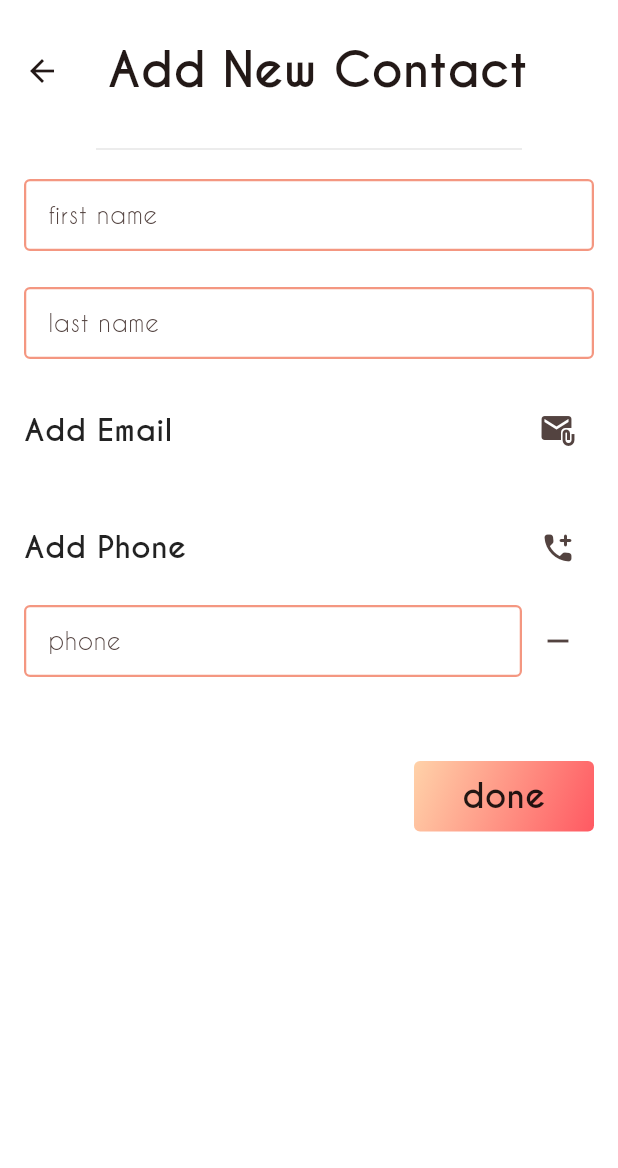
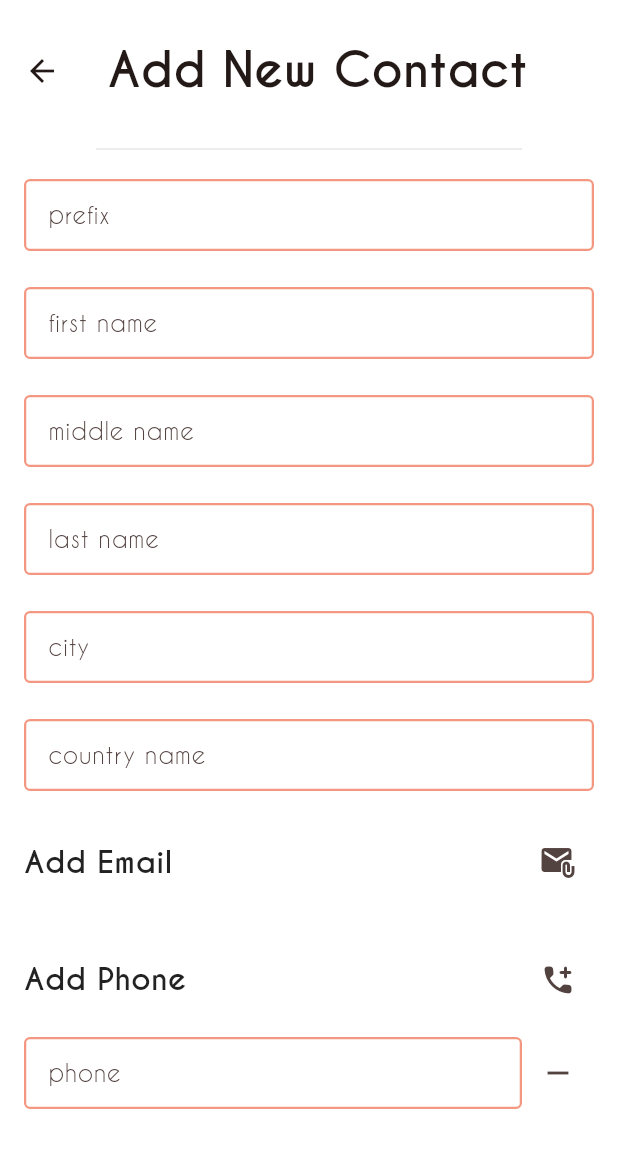
Before and after one commit to Soko9/dial_verse, a Flutter app: the AddUpdateContactScreen screen opened directly, on a phone screen of 412 x 824 dp, the part 55-1223 px from its top. Run offline on Flutter 3.47's test engine with Material 3 defaults, Android fonts, the phone set to English and light mode, and no system bars; our stand-ins replace contacts_service, flutter_slidable, fpdart, get, permission_handler.

Commit message:
added more field to the contact

```diff
--- a/lib/data/models/dv_contact_model.dart
+++ b/lib/data/models/dv_contact_model.dart
@@ -4,8 +4,12 @@ import "package:dial_verse/domain/entities/dv_contact_entity.dart";
 class DVContactModel extends DVContactEntity {
   DVContactModel({
     super.id,
+    super.prefix,
     super.first,
+    super.middle,
     super.last,
+    super.city,
+    super.country,
     required super.emails,
     required super.phones,
   });
@@ -13,16 +17,23 @@ class DVContactModel extends DVContactEntity {
   factory DVContactModel.fromEntity({required DVContactEntity entity}) =>
       DVContactModel(
         id: entity.id,
+        prefix: entity.prefix,
         first: entity.first,
+        middle: entity.middle,
         last: entity.last,
+        city: entity.city,
+        country: entity.country,
         emails: entity.emails,
         phones: entity.phones,
       );
 
   Contact toContact() => Contact(
+        prefix: prefix,
         givenName: first,
+        middleName: middle,
         familyName: last,
-        displayName: "$first $last",
+        displayName: displayName,
+        postalAddresses: [PostalAddress(city: city, country: country)],
         emails: emails.map((e) => Item(value: e)).toList(),
         phones: phones.map((p) => Item(value: p)).toList(),
       )..identifier = id;
@@ -30,8 +41,12 @@ class DVContactModel extends DVContactEntity {
   factory DVContactModel.fromContact({required Contact contact}) =>
       DVContactModel(
         id: contact.identifier,
+        prefix: contact.prefix,
         first: contact.givenName,
+        middle: contact.middleName,
         last: contact.familyName,
+        city: contact.postalAddresses?.first.city,
+        country: contact.postalAddresses?.first.country,
         emails: contact.emails?.map((e) => e.value).toList() ?? [],
         phones: contact.phones?.map((p) => p.value).toList() ?? [],
       );
--- a/lib/data/sources/local/i_data_source.dart
+++ b/lib/data/sources/local/i_data_source.dart
@@ -11,20 +11,25 @@ class IDataSource implements DataSource {
   List<DVContactModel> dummyContacts = [
     DVContactModel(
       id: Random().nextInt(999999).toString(),
+      prefix: "Mrs.",
       first: "Yahya",
+      middle: "Mahmoud",
       last: "Saadi",
+      city: "Saida",
+      country: "Lebanon",
       emails: [],
       phones: ["+96170413716"],
     ),
     DVContactModel(
       id: Random().nextInt(999999).toString(),
-      first: "Soko",
-      last: "Sakasiko",
-      emails: ["soko@mail.com"],
-      phones: [
-        "+96170413716",
-        "+905347763680",
-      ],
+      prefix: "Mrs.",
+      first: "My",
+      middle: "Big",
+      last: "Nigga",
+      city: "Hood",
+      country: "Africa",
+      emails: [],
+      phones: ["+96170413716"],
     ),
     DVContactModel(
       id: Random().nextInt(999999).toString(),
@@ -59,57 +64,6 @@ class IDataSource implements DataSource {
         "+96170413716",
         "+905347763680",
       ],
-    ),
-    DVContactModel(
-      id: Random().nextInt(999999).toString(),
-      first: "Walid",
-      last: "Mardi",
-      emails: [],
-      phones: [
-        "+96170413716",
-        "+905347763680",
-      ],
-    ),
-    DVContactModel(
-      id: Random().nextInt(999999).toString(),
-      first: "Nigga",
-      last: "Please",
-      emails: ["please@mail.com", "nigga@mail.com"],
-      phones: ["+96170413716"],
-    ),
-    DVContactModel(
-      id: Random().nextInt(999999).toString(),
-      first: "Yahya",
-      last: "Saadi",
-      emails: [],
-      phones: ["+96170413716"],
-    ),
-    DVContactModel(
-      id: Random().nextInt(999999).toString(),
-      first: "Soko",
-      last: "Sakasiko",
-      emails: ["soko@mail.com"],
-      phones: [
-        "+96170413716",
-        "+905347763680",
-      ],
-    ),
-    DVContactModel(
-      id: Random().nextInt(999999).toString(),
-      first: "Walid",
-      last: "Mardi",
-      emails: [],
-      phones: [
-        "+96170413716",
-        "+905347763680",
-      ],
-    ),
-    DVContactModel(
-      id: Random().nextInt(999999).toString(),
-      first: "Nigga",
-      last: "Please",
-      emails: ["please@mail.com", "nigga@mail.com"],
-      phones: ["+96170413716"],
     ),
   ];
 
--- a/lib/domain/entities/dv_contact_entity.dart
+++ b/lib/domain/entities/dv_contact_entity.dart
@@ -1,31 +1,34 @@
 class DVContactEntity {
   final String? id;
+  final String? prefix;
   final String? first;
+  final String? middle;
   final String? last;
+  final String? city;
+  final String? country;
   final List<String?> emails;
   final List<String?> phones;
 
   DVContactEntity({
     this.id,
+    this.prefix,
     this.first,
+    this.middle,
     this.last,
+    this.city,
+    this.country,
     required this.emails,
     required this.phones,
   });
 
-  String get displayName {
-    String output = "";
-    if (first != null && last != null) {
-      output = "${first!} ${last!}";
-    } else {
-      if (first != null) output += first!;
-      if (last != null) output += last!;
-    }
-    return output;
-  }
+  String get displayName =>
+      "${first ?? ""}${first == null ? "" : " "}${middle ?? ""}${middle == null ? "" : " "}${last ?? ""}";
+
+  String get address =>
+      "${city ?? ""}${city == null ? "" : " "}${country ?? ""}";
 
   @override
   String toString() {
-    return "DVContactEntity(id: $id, first: $first, last: $last, emails: $emails, phones: $phones)";
+    return "DVContactEntity(id: $id, prefix: $prefix, first: $first, middle: $middle, last: $last, city: $city, country: $country, emails: $emails, phones: $phones)";
   }
 }
--- a/lib/main.dart
+++ b/lib/main.dart
@@ -5,8 +5,11 @@ import "package:dial_verse/core/utils/app_permissions.dart";
 import "package:flutter/material.dart";
 import "package:get/get.dart";
 
-// ?: add more field to the contact
+// ?: add contact screen
 // ?: add confirmation dialog for deleting a contact
+// ?: add call functionality
+// ?: add sms functionality
+// ?: get all the activities of the caller
 
 void main() async {
   WidgetsFlutterBinding.ensureInitialized();
--- a/lib/presentation/screens/add_update_contact_screen.dart
+++ b/lib/presentation/screens/add_update_contact_screen.dart
@@ -28,8 +28,12 @@ class AddUpdateContactScreen extends StatefulWidget {
 }
 
 class _AddUpdateContactScreenState extends State<AddUpdateContactScreen> {
+  final TextEditingController _prefix = TextEditingController();
   final TextEditingController _first = TextEditingController();
+  final TextEditingController _middle = TextEditingController();
   final TextEditingController _last = TextEditingController();
+  final TextEditingController _city = TextEditingController();
+  final TextEditingController _country = TextEditingController();
   List<TextEditingController> _emails = List.empty(growable: true);
   List<TextEditingController> _phones = [TextEditingController()];
 
@@ -41,8 +45,12 @@ class _AddUpdateContactScreenState extends State<AddUpdateContactScreen> {
   void initState() {
     super.initState();
     if (widget.isUpdating) {
-      _first.text = widget.contact!.first ?? "";
-      _last.text = widget.contact!.last ?? "";
+      _prefix.text = widget.contact?.prefix ?? "";
+      _first.text = widget.contact?.first ?? "";
+      _middle.text = widget.contact?.middle ?? "";
+      _last.text = widget.contact?.last ?? "";
+      _city.text = widget.contact?.city ?? "";
+      _country.text = widget.contact?.country ?? "";
       _emails = widget.contact!.emails
           .map((e) => TextEditingController(text: e))
           .toList();
@@ -54,8 +62,12 @@ class _AddUpdateContactScreenState extends State<AddUpdateContactScreen> {
 
   @override
   void dispose() {
+    _prefix.dispose();
     _first.dispose();
+    _middle.dispose();
     _last.dispose();
+    _city.dispose();
+    _country.dispose();
     for (final TextEditingController controller in _emails) {
       controller.dispose();
     }
@@ -95,8 +107,12 @@ class _AddUpdateContactScreenState extends State<AddUpdateContactScreen> {
     if (_formKey.currentState!.validate()) {
       final DVContactEntity contact = DVContactEntity(
         id: widget.isUpdating ? widget.contact!.id : const Uuid().v4(),
+        prefix: _prefix.text.trim(),
         first: _first.text.trim(),
+        middle: _middle.text.trim(),
         last: _last.text.trim(),
+        city: _city.text.trim(),
+        country: _country.text.trim(),
         phones: _phones.map((p) => p.text.trim()).toList(),
         emails: _emails.map((e) => e.text.trim()).toList(),
       );
@@ -106,8 +122,12 @@ class _AddUpdateContactScreenState extends State<AddUpdateContactScreen> {
         controller.insertContact(contact: contact);
       }
       setState(() {
+        _prefix.clear();
         _first.clear();
+        _middle.clear();
         _last.clear();
+        _city.clear();
+        _country.clear();
         _emails.clear();
         _phones.clear();
         _phones.add(TextEditingController());
@@ -147,16 +167,24 @@ class _AddUpdateContactScreenState extends State<AddUpdateContactScreen> {
                   children: [
                     const DVDivider(),
                     TextFormField(
+                      controller: _prefix,
+                      decoration: const InputDecoration(
+                        labelText: "prefix",
+                      ),
+                    ),
+                    const SizedBox(height: 24.0),
+                    TextFormField(
                       controller: _first,
                       decoration: const InputDecoration(
                         labelText: "first name",
                       ),
-                      validator: (value) {
-                        if (value!.trim().isEmpty) {
-                          return "must not be empty";
-                        }
-                        return null;
-                      },
+                    ),
+                    const SizedBox(height: 24.0),
+                    TextFormField(
+                      controller: _middle,
+                      decoration: const InputDecoration(
+                        labelText: "middle name",
+                      ),
                     ),
                     const SizedBox(height: 24.0),
                     TextFormField(
@@ -164,12 +192,20 @@ class _AddUpdateContactScreenState extends State<AddUpdateContactScreen> {
                       decoration: const InputDecoration(
                         labelText: "last name",
                       ),
-                      validator: (value) {
-                        if (value!.trim().isEmpty) {
-                          return "must not be empty";
-                        }
-                        return null;
-                      },
+                    ),
+                    const SizedBox(height: 24.0),
+                    TextFormField(
+                      controller: _city,
+                      decoration: const InputDecoration(
+                        labelText: "city",
+                      ),
+                    ),
+                    const SizedBox(height: 24.0),
+                    TextFormField(
+                      controller: _country,
+                      decoration: const InputDecoration(
+                        labelText: "country name",
+                      ),
                     ),
                     const SizedBox(height: 24.0),
                     Row(
```
